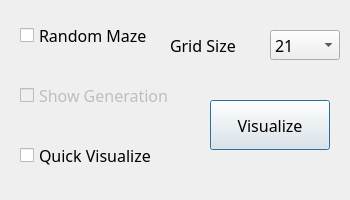
LittleAksMax/pathfinding-visualizer, file assets/VisualizerDialog.ui: the form before one commit.
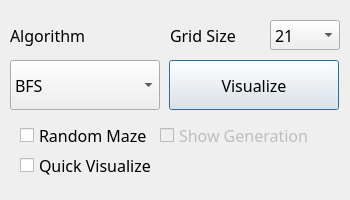
The form after the commit.

```diff
--- a/assets/VisualizerDialog.ui
+++ b/assets/VisualizerDialog.ui
@@ -38,7 +38,7 @@
    <property name="geometry">
     <rect>
      <x>20</x>
-     <y>20</y>
+     <y>120</y>
      <width>130</width>
      <height>30</height>
     </rect>
@@ -63,7 +63,7 @@
    <property name="geometry">
     <rect>
      <x>20</x>
-     <y>140</y>
+     <y>150</y>
      <width>170</width>
      <height>30</height>
     </rect>
@@ -90,8 +90,8 @@
    </property>
    <property name="geometry">
     <rect>
-     <x>20</x>
-     <y>80</y>
+     <x>160</x>
+     <y>120</y>
      <width>170</width>
      <height>30</height>
     </rect>
@@ -115,21 +115,21 @@
   <widget class="QPushButton" name="visualize_Button">
    <property name="geometry">
     <rect>
-     <x>210</x>
-     <y>100</y>
-     <width>120</width>
+     <x>169</x>
+     <y>60</y>
+     <width>170</width>
      <height>50</height>
     </rect>
    </property>
    <property name="minimumSize">
     <size>
-     <width>120</width>
+     <width>170</width>
      <height>50</height>
     </size>
    </property>
    <property name="maximumSize">
     <size>
-     <width>120</width>
+     <width>170</width>
      <height>50</height>
     </size>
    </property>
@@ -141,7 +141,7 @@
    <property name="geometry">
     <rect>
      <x>270</x>
-     <y>30</y>
+     <y>20</y>
      <width>70</width>
      <height>30</height>
     </rect>
@@ -198,15 +198,94 @@
    <property name="geometry">
     <rect>
      <x>170</x>
-     <y>30</y>
+     <y>20</y>
      <width>90</width>
      <height>30</height>
     </rect>
    </property>
+   <property name="minimumSize">
+    <size>
+     <width>90</width>
+     <height>30</height>
+    </size>
+   </property>
+   <property name="maximumSize">
+    <size>
+     <width>90</width>
+     <height>30</height>
+    </size>
+   </property>
    <property name="text">
     <string>Grid Size</string>
    </property>
   </widget>
+  <widget class="QLabel" name="algorithm_Label">
+   <property name="geometry">
+    <rect>
+     <x>10</x>
+     <y>20</y>
+     <width>90</width>
+     <height>30</height>
+    </rect>
+   </property>
+   <property name="minimumSize">
+    <size>
+     <width>90</width>
+     <height>30</height>
+    </size>
+   </property>
+   <property name="maximumSize">
+    <size>
+     <width>90</width>
+     <height>30</height>
+    </size>
+   </property>
+   <property name="text">
+    <string>Algorithm</string>
+   </property>
+  </widget>
+  <widget class="QComboBox" name="comboBox">
+   <property name="geometry">
+    <rect>
+     <x>10</x>
+     <y>60</y>
+     <width>150</width>
+     <height>50</height>
+    </rect>
+   </property>
+   <property name="minimumSize">
+    <size>
+     <width>150</width>
+     <height>50</height>
+    </size>
+   </property>
+   <property name="maximumSize">
+    <size>
+     <width>150</width>
+     <height>50</height>
+    </size>
+   </property>
+   <item>
+    <property name="text">
+     <string>BFS</string>
+    </property>
+   </item>
+   <item>
+    <property name="text">
+     <string>DFS</string>
+    </property>
+   </item>
+   <item>
+    <property name="text">
+     <string>A*</string>
+    </property>
+   </item>
+   <item>
+    <property name="text">
+     <string>Dijkstra</string>
+    </property>
+   </item>
+  </widget>
  </widget>
  <resources/>
  <connections/>
```
